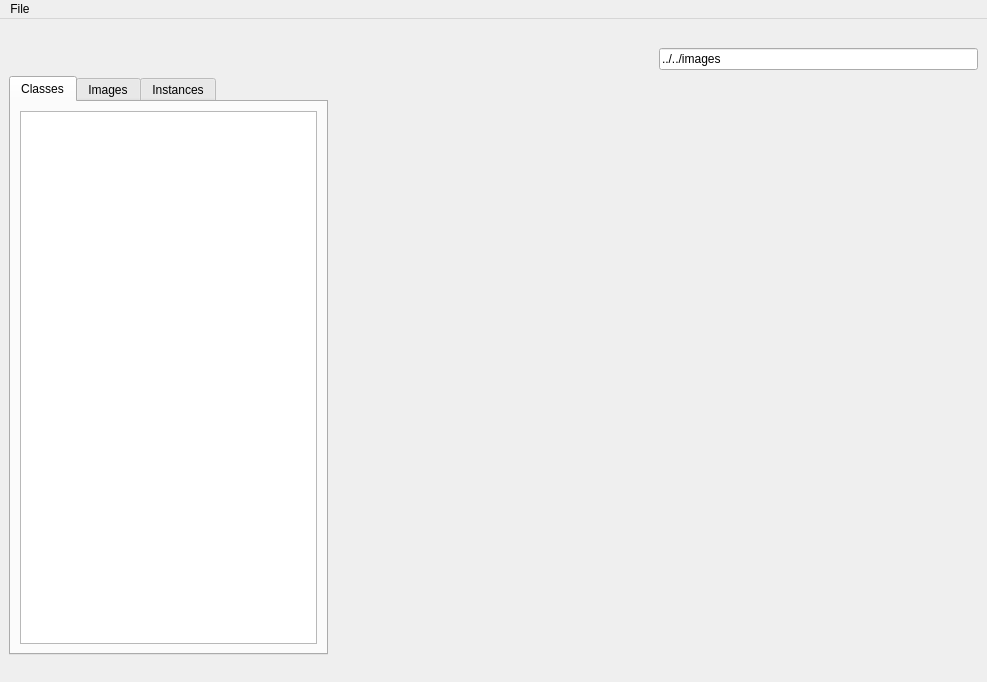
Above: RDFTest/mainwindow.ui from TinaSeifpoor/repo before the change. Below: the same form after it.
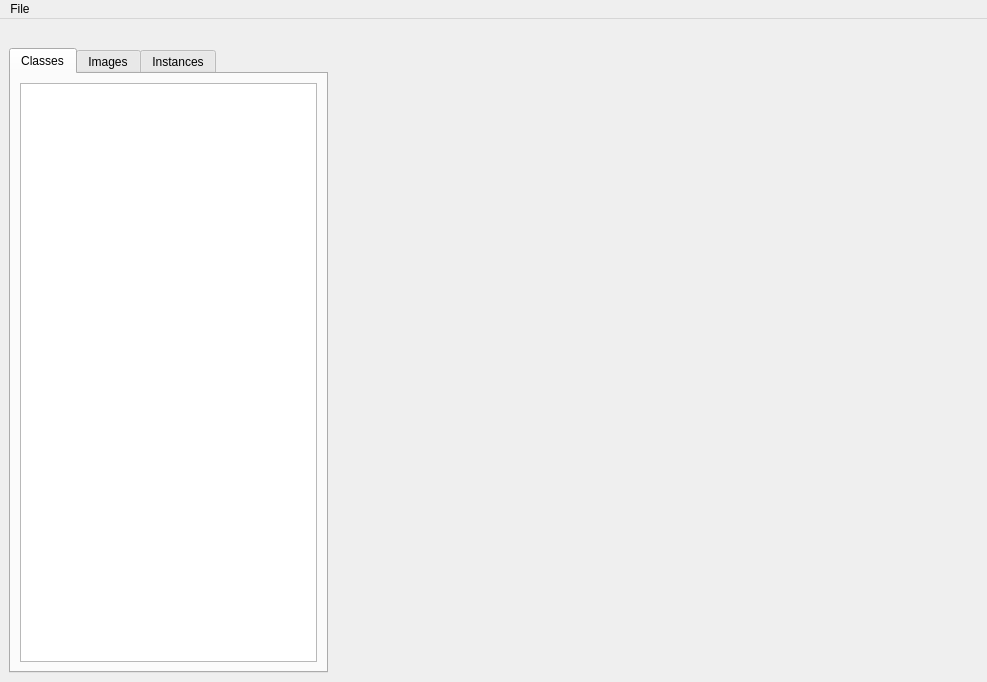
That is the form after the change. Custom widgets are drawn as their Qt base class.

Patch:
```diff
--- a/RDFTest/mainwindow.ui
+++ b/RDFTest/mainwindow.ui
@@ -15,19 +15,6 @@
   </property>
   <widget class="QWidget" name="centralwidget">
    <layout class="QGridLayout" name="gridLayout">
-    <item row="3" column="1">
-     <spacer name="horizontalSpacer">
-      <property name="orientation">
-       <enum>Qt::Horizontal</enum>
-      </property>
-      <property name="sizeHint" stdset="0">
-       <size>
-        <width>40</width>
-        <height>0</height>
-       </size>
-      </property>
-     </spacer>
-    </item>
     <item row="0" column="1">
      <spacer name="horizontalSpacer_2">
       <property name="orientation">
@@ -54,17 +41,39 @@
       </property>
      </spacer>
     </item>
-    <item row="1" column="2">
-     <widget class="QLineEdit" name="leFolderBrowser">
+    <item row="2" column="1">
+     <spacer name="horizontalSpacer">
+      <property name="orientation">
+       <enum>Qt::Horizontal</enum>
+      </property>
+      <property name="sizeHint" stdset="0">
+       <size>
+        <width>40</width>
+        <height>0</height>
+       </size>
+      </property>
+     </spacer>
+    </item>
+    <item row="1" column="1">
+     <widget class="ImageWindow" name="lblImageWindow">
+      <property name="sizePolicy">
+       <sizepolicy hsizetype="Expanding" vsizetype="Preferred">
+        <horstretch>0</horstretch>
+        <verstretch>0</verstretch>
+       </sizepolicy>
+      </property>
+      <property name="minimumSize">
+       <size>
+        <width>0</width>
+        <height>0</height>
+       </size>
+      </property>
       <property name="text">
-       <string>../../images</string>
+       <string/>
       </property>
      </widget>
     </item>
-    <item row="2" column="2" rowspan="4">
-     <widget class="ImageContainerList" name="wImageContainerList" native="true"/>
-    </item>
-    <item row="2" column="0">
+    <item row="1" column="0">
      <widget class="QTabWidget" name="tabWidget">
       <property name="currentIndex">
        <number>0</number>
@@ -101,24 +110,8 @@
       </widget>
      </widget>
     </item>
-    <item row="2" column="1">
-     <widget class="ImageWindow" name="lblImageWindow">
-      <property name="sizePolicy">
-       <sizepolicy hsizetype="Expanding" vsizetype="Preferred">
-        <horstretch>0</horstretch>
-        <verstretch>0</verstretch>
-       </sizepolicy>
-      </property>
-      <property name="minimumSize">
-       <size>
-        <width>0</width>
-        <height>0</height>
-       </size>
-      </property>
-      <property name="text">
-       <string/>
-      </property>
-     </widget>
+    <item row="1" column="2">
+     <widget class="FileSystemBrowser" name="wFileSystemBrowser" native="true"/>
     </item>
    </layout>
   </widget>
@@ -172,12 +165,6 @@
   </action>
  </widget>
  <customwidgets>
-  <customwidget>
-   <class>ImageContainerList</class>
-   <extends>QWidget</extends>
-   <header>imagecontainerlist.h</header>
-   <container>1</container>
-  </customwidget>
   <customwidget>
    <class>ImageWindow</class>
    <extends>QLabel</extends>
@@ -198,6 +185,12 @@
    <extends>QListWidget</extends>
    <header>instancelistwidget.h</header>
   </customwidget>
+  <customwidget>
+   <class>FileSystemBrowser</class>
+   <extends>QWidget</extends>
+   <header>filesystembrowser.h</header>
+   <container>1</container>
+  </customwidget>
  </customwidgets>
  <resources/>
  <connections/>
```
Left out of the diff: 16 changed lines with no effect on the pictures.
